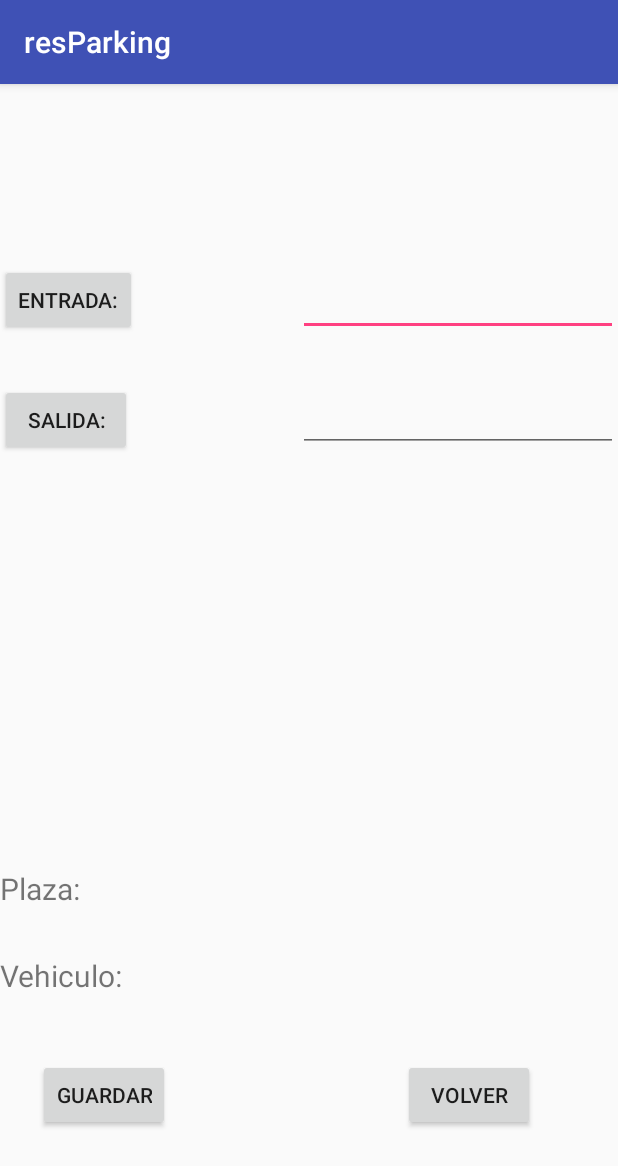
After one commit to Darogel/proyectoParqueo, an Android app: the ReservacionAdd screen opened directly, with no data from a screen before it, on a phone screen of 412 x 824 dp. The commit adds this screen. Shown: the top 1166 px of the screen. Run offline under Robolectric (Android 15) with nearby library versions, the phone set to English and light mode, and no system bars.

Commit message:
Login Fb registrar reservacion
login fb funcional
registrar reservacion vista casi completa

```diff
--- /dev/null
+++ b/resParking/app/src/main/java/com/aplicaciones/resparking/ReservacionAdd.java
@@ -0,0 +1,122 @@
+package com.aplicaciones.resparking;
+
+import android.app.TimePickerDialog;
+import android.content.Context;
+import android.content.Intent;
+import android.support.v7.app.AppCompatActivity;
+import android.os.Bundle;
+import android.text.format.DateFormat;
+import android.view.View;
+import android.widget.Button;
+import android.widget.EditText;
+import android.widget.TextView;
+import android.widget.TimePicker;
+
+import java.util.Calendar;
+
+public class ReservacionAdd extends AppCompatActivity implements View.OnClickListener{
+    private int hora,minutos;
+
+    private EditText etxt_hEntrada;
+    private EditText etxt_hSalida;
+
+    private TextView txt_plazaR;
+    private TextView txt_vehiculoR;
+
+    private Button  btn_hEntrada;
+    private Button btn_hSalida;
+    private Button btn_guardarR;
+    private Button btn_volverR;
+
+    @Override
+    protected void onCreate(Bundle savedInstanceState) {
+        super.onCreate(savedInstanceState);
+        setContentView(R.layout.activity_reservacion_add);
+
+        txt_plazaR=(TextView)findViewById(R.id.txt_plazaR);
+        txt_vehiculoR=(TextView)findViewById(R.id.txt_vehiculoR);
+
+        etxt_hEntrada=(EditText)findViewById(R.id.etxt_hEntrada);
+        etxt_hSalida=(EditText)findViewById(R.id.etxt_hSalida);
+
+        btn_hEntrada=(Button) findViewById(R.id.btn_hEntrada);
+        btn_hSalida=(Button) findViewById(R.id.btn_hSalida);
+        btn_guardarR=(Button)findViewById(R.id.btn_guardarR);
+        btn_volverR=(Button)findViewById(R.id.btn_volverR);
+
+        btn_hEntrada.setOnClickListener(this);
+        btn_hSalida.setOnClickListener(this);
+
+        oyente();
+
+
+
+    }
+
+    @Override
+    public void onClick(View v) {
+
+        if (v==btn_hEntrada){
+            final Calendar c= Calendar.getInstance();
+            hora=c.get(Calendar.HOUR_OF_DAY);
+            minutos=c.get(Calendar.MINUTE);
+
+            TimePickerDialog timePickerDialog = new TimePickerDialog(this, new TimePickerDialog.OnTimeSetListener() {
+                @Override
+                public void onTimeSet(TimePicker view, int hourOfDay, int minute) {
+                    if (minute<10){
+                        String s="0"+minute;
+                        etxt_hEntrada.setText(hourOfDay+":"+s);
+                    }else{
+                        etxt_hEntrada.setText(hourOfDay+":"+minute);
+                    }
+
+                }
+            },hora,minutos,false);
+            timePickerDialog.show();
+        }
+        if (v==btn_hSalida){
+            final Calendar c= Calendar.getInstance();
+            hora=c.get(Calendar.HOUR_OF_DAY);
+            minutos=c.get(Calendar.MINUTE);
+
+            TimePickerDialog timePickerDialog = new TimePickerDialog(this, new TimePickerDialog.OnTimeSetListener() {
+                @Override
+                public void onTimeSet(TimePicker view, int hourOfDay, int minute) {
+                    if (minute<10){
+                        String s="0"+minute;
+                        etxt_hSalida.setText(hourOfDay+":"+s);
+                    }else{
+                        etxt_hSalida.setText(hourOfDay+":"+minute);
+                    }
+                }
+            },hora,minutos,false);
+            timePickerDialog.show();
+        }
+    }
+
+    private void oyente() {
+
+        this.btn_guardarR.setOnClickListener(new View.OnClickListener() {
+            @Override
+            public void onClick(View view) {
+
+            }
+        });
+
+        this.btn_volverR.setOnClickListener(new View.OnClickListener() {
+            @Override
+            public void onClick(View view) {
+               goToMaps();
+
+            }
+        });
+
+    }
+
+    private void goToMaps() {
+        Intent intent=new Intent(this,MapsActivity.class);
+        intent.addFlags(Intent.FLAG_ACTIVITY_CLEAR_TOP | Intent.FLAG_ACTIVITY_CLEAR_TASK | Intent.FLAG_ACTIVITY_NEW_TASK);
+        startActivity(intent);
+    }
+}
--- /dev/null
+++ b/resParking/app/src/main/res/layout/activity_reservacion_add.xml
@@ -0,0 +1,96 @@
+<?xml version="1.0" encoding="utf-8"?>
+<RelativeLayout xmlns:android="http://schemas.android.com/apk/res/android"
+    xmlns:app="http://schemas.android.com/apk/res-auto"
+    xmlns:tools="http://schemas.android.com/tools"
+    android:layout_width="match_parent"
+    android:layout_height="match_parent"
+    tools:context=".ReservacionAdd">
+
+    <TextView
+    android:id="@+id/txt_plazaR"
+    android:layout_width="wrap_content"
+    android:layout_height="wrap_content"
+    android:layout_alignParentBottom="true"
+    android:layout_alignParentStart="true"
+    android:layout_marginBottom="218dp"
+    android:text="@string/plaza"
+    tools:layout_editor_absoluteX="16dp"
+    tools:layout_editor_absoluteY="314dp"
+        android:textSize="20dp"
+        android:layout_alignParentLeft="true" />
+
+    <TextView
+        android:id="@+id/txt_vehiculoR"
+        android:layout_width="wrap_content"
+        android:layout_height="wrap_content"
+        android:layout_alignParentBottom="true"
+        android:layout_alignParentStart="true"
+        android:layout_marginBottom="160dp"
+        android:text="@string/vehiculo"
+        tools:layout_editor_absoluteX="16dp"
+        tools:layout_editor_absoluteY="314dp"
+        android:textSize="20dp"
+        android:layout_alignParentLeft="true" />
+
+    <Button
+        android:id="@+id/btn_guardarR"
+        android:layout_width="wrap_content"
+        android:layout_height="wrap_content"
+        android:layout_alignParentStart="true"
+        android:layout_alignTop="@+id/btn_volverR"
+        android:layout_marginStart="25dp"
+        android:text="@string/guardar"
+        android:layout_alignParentLeft="true"
+        android:layout_marginLeft="25dp" />
+
+    <Button
+        android:id="@+id/btn_volverR"
+        android:layout_width="wrap_content"
+        android:layout_height="wrap_content"
+        android:layout_alignParentBottom="true"
+        android:layout_alignParentEnd="true"
+        android:layout_marginBottom="70dp"
+        android:layout_marginEnd="55dp"
+        android:text="@string/volver"
+        android:layout_alignParentRight="true"
+        android:layout_marginRight="55dp" />
+
+    <Button
+        android:id="@+id/btn_hEntrada"
+        android:layout_width="wrap_content"
+        android:layout_height="wrap_content"
+        android:layout_alignParentStart="true"
+        android:layout_alignParentTop="true"
+        android:layout_marginTop="120dp"
+        android:text="@string/h_entrada"
+        android:layout_alignParentLeft="true" />
+
+    <Button
+        android:id="@+id/btn_hSalida"
+        android:layout_width="wrap_content"
+        android:layout_height="wrap_content"
+        android:layout_alignParentStart="true"
+        android:layout_alignParentTop="true"
+        android:layout_marginTop="200dp"
+        android:text="@string/h_salida"
+        android:layout_alignParentLeft="true" />
+
+    <EditText
+        android:id="@+id/etxt_hEntrada"
+        android:layout_width="wrap_content"
+        android:layout_height="wrap_content"
+        android:layout_alignBottom="@+id/btn_hEntrada"
+        android:layout_alignParentEnd="true"
+        android:ems="10"
+        android:inputType="textPersonName" />
+
+    <EditText
+        android:id="@+id/etxt_hSalida"
+        android:layout_width="wrap_content"
+        android:layout_height="wrap_content"
+        android:layout_alignParentEnd="true"
+        android:layout_alignTop="@+id/btn_hSalida"
+        android:ems="10"
+        android:inputType="textPersonName" />
+
+</RelativeLayout>
--- a/resParking/app/src/main/res/layout/informacion_destinos.xml
+++ b/resParking/app/src/main/res/layout/informacion_destinos.xml
@@ -9,18 +9,21 @@
         android:id="@+id/nombre"
         android:textStyle="bold"
         android:textColor="@color/colorPrimary"
-        android:textSize="25dp"/>
+        android:textSize="25dp"
+        android:text="Nombre"/>
 
     <TextView
         android:layout_width="wrap_content"
         android:layout_height="wrap_content"
         android:id="@+id/precio"
+        android:text="Precio"
         android:textColor="@color/colorPrimaryDark"/>
 
     <TextView
         android:layout_width="wrap_content"
         android:layout_height="wrap_content"
         android:id="@+id/plaza"
+        android:text="Plazas disponibles"
         android:textColor="@color/colorPrimaryDark"/>
     <LinearLayout
         android:layout_width="match_parent"
--- a/resParking/app/src/main/res/values/strings.xml
+++ b/resParking/app/src/main/res/values/strings.xml
@@ -1,10 +1,22 @@
 <resources>
     <string name="app_name">resParking</string>
     <string name="title_activity_maps">Map</string>
+    <string name="facebook_app_id">2151823018396409</string>
+    <string name="fb_login_protocol_scheme">fb2151823018396409</string>
+    <string name="error_login">Error al ingresar</string>
+    <string name="error_login_firebase">Error al acceder a Firebase</string>
+    //Reservacion add
+    <string name="h_entrada">Entrada:</string>
+    <string name="h_salida">Salida:</string>
+    <string name="vehiculo">Vehiculo:</string>
+
+    <string name="guardar">Guardar</string>
+    <string name="volver">Volver</string>
+
 
     //Nombres de Informacion Pedido
     <string name="reservacion">Reservacion</string>
 
     //Snippet
-    <string name="plaza">Plaza</string>
+    <string name="plaza">Plaza:</string>
 </resources>
--- a/resParking/build.gradle
+++ b/resParking/build.gradle
@@ -5,9 +5,11 @@ buildscript {
     repositories {
         google()
         jcenter()
+        mavenCentral()
     }
     dependencies {
         classpath 'com.android.tools.build:gradle:3.1.3'
+        classpath 'com.google.gms:google-services:3.2.0'
 
 
         // NOTE: Do not place your application dependencies here; they belong
```
Also changed, not shown: resParking/app/build.gradle (+9 -2 lines), resParking/app/src/main/AndroidManifest.xml (+28 -2 lines), resParking/app/src/main/java/com/aplicaciones/resparking/LoginActivity.java (added, +120 -0 lines), resParking/app/src/main/java/com/aplicaciones/resparking/MapsActivity.java (+27 -8 lines), resParking/app/src/main/res/layout/activity_login.xml (added, +25 -0 lines), 1 other file.
